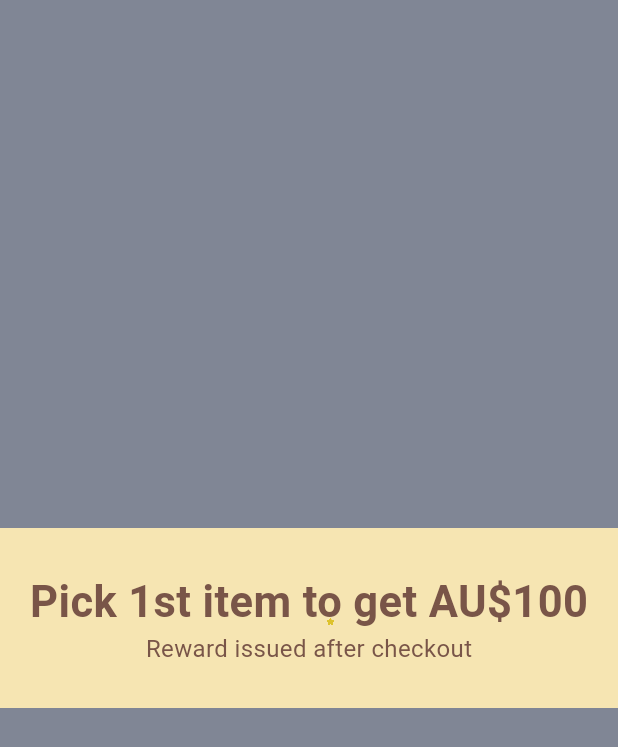
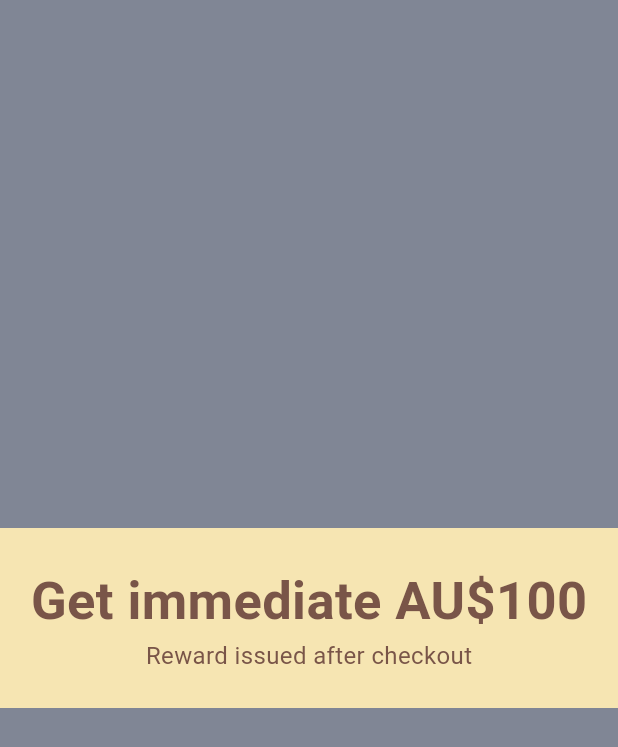
Before and after one commit to lanapvu/wheel_example, a Flutter app: the AnimatedBanner screen opened directly, on a phone screen of 412 x 824 dp. Shown: the top 747 px of the screen. Run offline on Flutter 3.47's test engine with Material 3 defaults, Android fonts, the phone set to English and light mode, and no system bars; our stand-ins replace confetti.

Commit message:
banner animation

```diff
--- a/lib/banner.dart
+++ b/lib/banner.dart
@@ -1,5 +1,5 @@
 import 'package:flutter/material.dart';
-import 'dart:math';
+// import 'dart:math';
 
 class AnimatedBanner extends StatefulWidget {
   const AnimatedBanner({super.key});
@@ -17,7 +17,7 @@ class _AnimatedBannerState extends State<AnimatedBanner>
   void initState() {
     super.initState();
     _controller = AnimationController(
-      duration: const Duration(milliseconds: 1500),
+      duration: const Duration(seconds: 1),
       vsync: this,
     )..forward();
 
@@ -46,7 +46,7 @@ class _AnimatedBannerState extends State<AnimatedBanner>
             if (!showSecondBanner)
               BannerContent(
                 controller: _controller,
-                text: "Pick 1st item to get AU\$100",
+                text: "Get immediate AU\$100",
                 subText: "Reward issued after checkout",
               )
             else
@@ -81,8 +81,6 @@ class BannerContent extends StatelessWidget {
         SlidingParts(controller: controller),
         // Text in the Center
         CenterText(controller: controller, text: text, subText: subText),
-        // Sparkling Stars
-        SparklingStars(controller: controller),
       ],
     );
   }
@@ -128,7 +126,7 @@ class SlidingParts extends StatelessWidget {
                   width: MediaQuery.of(context).size.width,
                   height: expandAnimation.value,
                   margin: const EdgeInsets.only(top: 20),
-                  color: Color.fromARGB(255, 246, 229, 178),
+                  color: const Color.fromARGB(255, 246, 229, 178),
                 ),
               ),
             ),
@@ -140,7 +138,7 @@ class SlidingParts extends StatelessWidget {
                   width: MediaQuery.of(context).size.width,
                   height: expandAnimation.value,
                   margin: const EdgeInsets.only(bottom: 20),
-                  color: Color.fromARGB(255, 246, 229, 178),
+                  color: const Color.fromARGB(255, 246, 229, 178),
                 ),
               ),
             ),
@@ -150,7 +148,6 @@ class SlidingParts extends StatelessWidget {
     );
   }
 }
-
 class CenterText extends StatelessWidget {
   final AnimationController controller;
   final String text;
@@ -167,76 +164,49 @@ class CenterText extends StatelessWidget {
   Widget build(BuildContext context) {
     final textAnimation = CurvedAnimation(
       parent: controller,
-        curve: const Interval(0.5, 1.0, curve: Curves.easeInOut));
+      curve: const Interval(0.0, 1.0, curve: Curves.easeInOut),
+    );
 
-    return FadeTransition(
-      opacity: textAnimation,
-      child: Column(
+    return Column(
       mainAxisAlignment: MainAxisAlignment.center,
       children: [
-          Center(
+        // Animated Main Text
+        AnimatedBuilder(
+          animation: textAnimation,
+          builder: (context, child) {
+            return Transform.scale(
+              scale: 1.5 - 0.5 * textAnimation.value, // From large to small
+              child: Center(
                 child: Text(
                   text,
                   style: const TextStyle(
-                  fontSize: 29.0,
+                    fontSize: 35.0,
                     fontWeight: FontWeight.bold,
-                  color: Colors.brown),
+                    color: Colors.brown,
                   ),
                 ),
-          Center(
-            child: Text(subText,
-                style: const TextStyle(fontSize: 16.0, color: Colors.brown)),
+              ),
+            );
+          },
+        ),
+        AnimatedBuilder(
+          animation: textAnimation,
+          builder: (context, child) {
+            return Transform.scale(
+              scale: 1.3 - 0.3 * textAnimation.value, // From large to small
+              child: Center(
+                child: Text(
+                  subText,
+                  style: const TextStyle(
+                    fontSize: 16.0,
+                    color: Colors.brown,
+                  ),
+                ),
+              ),
+            );
+          },
         ),
       ],
-      ),
     );
   }
 }
-
-class SparklingStars extends StatelessWidget {
-  final AnimationController controller;
-  const SparklingStars({super.key, required this.controller});
-
-  @override
-  Widget build(BuildContext context) {
-    final starAnimation = CurvedAnimation(
-        parent: controller,
-        curve: const Interval(0.5, 1.0, curve: Curves.easeInOut));
-
-    return Stack(
-      children: List.generate(20, (index) {
-        return AnimatedStar(controller: starAnimation, index: index);
-      }),
-    );
-  }
-}
-
-class AnimatedStar extends StatelessWidget {
-  final Animation<double> controller;
-  final int index;
-  const AnimatedStar(
-      {super.key, required this.controller, required this.index});
-
-  @override
-  Widget build(BuildContext context) {
-    final random = Random();
-    final starSize = random.nextDouble() * 5 + 5;
-    final positionLeft =
-        MediaQuery.of(context).size.width / 2 + random.nextDouble() * 50 - 25;
-    final positionTop =
-        MediaQuery.of(context).size.height / 2 + random.nextDouble() * 50 - 25;
-
-    return Positioned(
-      left: positionLeft,
-      top: positionTop,
-      child: FadeTransition(
-        opacity: controller,
-        child: Icon(
-          Icons.star,
-          color: const Color.fromARGB(255, 221, 194, 45),
-          size: starSize,
-        ),
-      ),
-    );
-  }
-}
--- a/lib/main.dart
+++ b/lib/main.dart
@@ -46,7 +46,7 @@ class SpinningWheelPageState extends State<SpinningWheelPage> {
       Future.delayed(const Duration(seconds: 2), () {
         Navigator.push(
           context,
-          MaterialPageRoute(builder: (context) => AnimatedBanner()),
+          MaterialPageRoute(builder: (context) => const AnimatedBanner()),
         );
       });
     }
@@ -55,7 +55,7 @@ class SpinningWheelPageState extends State<SpinningWheelPage> {
   @override
   Widget build(BuildContext context) {
     return Scaffold(
-      backgroundColor: Color.fromARGB(255, 128, 134, 149),
+      backgroundColor: const Color.fromARGB(255, 128, 134, 149),
       body: Column(
         mainAxisAlignment: MainAxisAlignment.center,
         children: [
```
Lines whose indentation alone changed are shown as unchanged.
